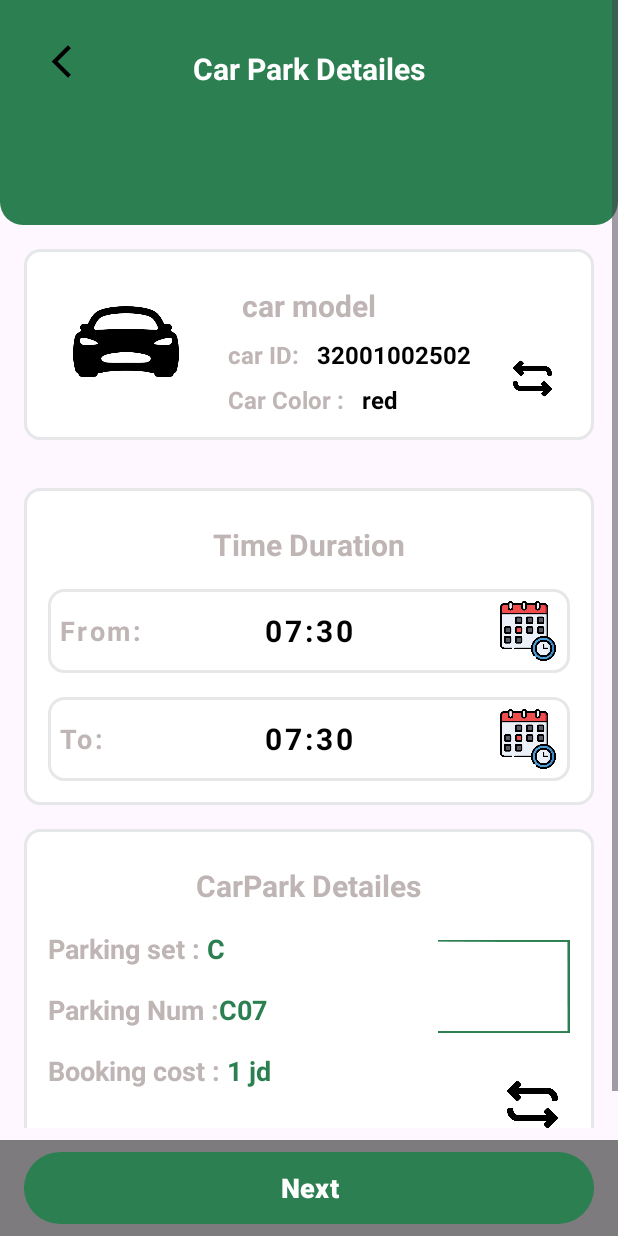
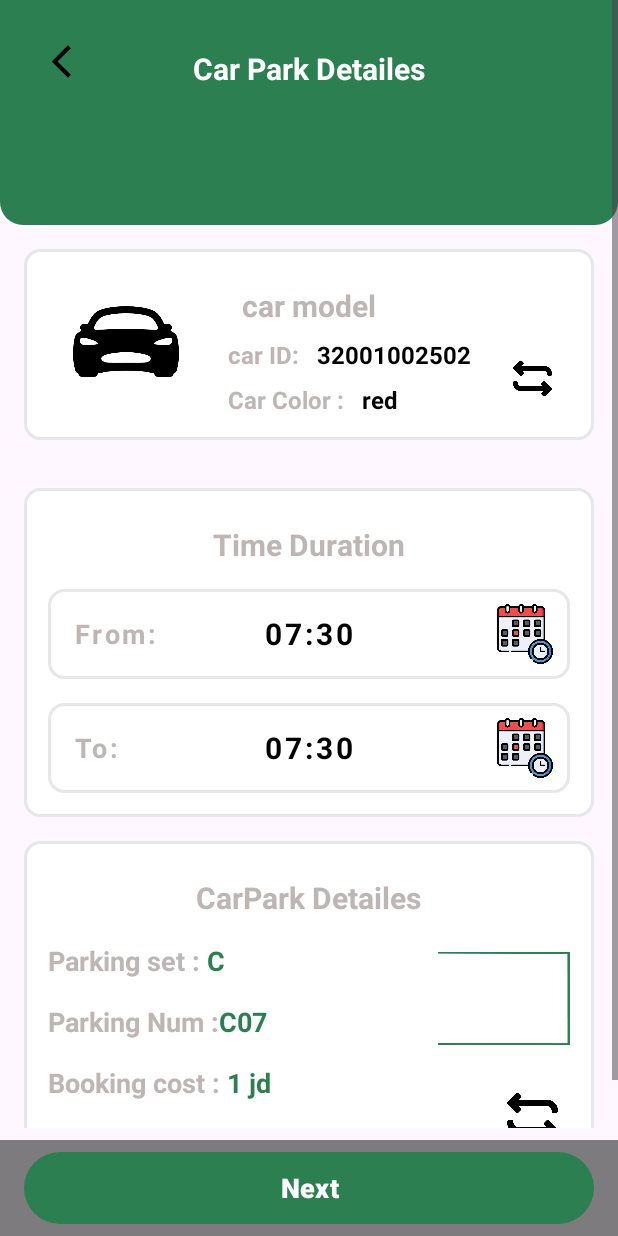
Before and after one commit to odai0962/ParkingApp, an Android app: the layout activity_car_park_detailes.xml on its own in the app's theme, with its tools: preview values and no code run, on a phone screen of 412 x 824 dp. Run offline under Robolectric (Android 15) with nearby library versions, the phone set to English and light mode, and no system bars.

Commit message:
changes Done

```diff
--- a/app/src/main/res/layout/activity_car_park_detailes.xml
+++ b/app/src/main/res/layout/activity_car_park_detailes.xml
@@ -183,8 +183,10 @@
                         android:layout_below="@+id/TimeDuration"
                         android:layout_marginTop="16dp"
                         android:background="@drawable/edit_text_border"
-
                         android:id="@+id/frameFrom"
+                        android:clickable="true"
+                        android:focusable="true"
+                        android:padding="2dp"
                         >
                         <RelativeLayout
                             android:padding="8dp"
@@ -194,6 +196,7 @@
                             android:id="@+id/fromTimePiker"
                             >
                             <TextView
+                                android:layout_marginLeft="8dp"
                                 android:layout_centerVertical="true"
                                 android:layout_width="wrap_content"
                                 android:layout_height="wrap_content"
@@ -216,7 +219,7 @@
                                 android:layout_centerHorizontal="true"
                                 android:textColor="@color/black"
                                 android:textAlignment="center"
-                                android:id="@+id/time"
+                                android:id="@+id/fromTime"
                                 android:letterSpacing="0.1"
                                 android:layout_centerVertical="true"
                                 ></TextView>
@@ -237,7 +240,9 @@
                         android:layout_below="@+id/frameFrom"
                         android:layout_marginTop="16dp"
                         android:background="@drawable/edit_text_border"
-
+                        android:clickable="true"
+                        android:padding="2dp"
+                        android:id="@+id/frameTo"
                         >
                         <RelativeLayout
                             android:padding="8dp"
@@ -247,6 +252,7 @@
                             android:id="@+id/ToTimePiker"
                             >
                             <TextView
+                                android:layout_marginLeft="8dp"
                                 android:layout_centerVertical="true"
                                 android:layout_width="wrap_content"
                                 android:layout_height="wrap_content"
@@ -269,7 +275,7 @@
                                 android:layout_centerHorizontal="true"
                                 android:textColor="@color/black"
                                 android:textAlignment="center"
-                                android:id="@+id/Totime"
+                                android:id="@+id/toTime"
                                 android:letterSpacing="0.1"
                                 android:layout_centerVertical="true"
                                 ></TextView>
```
Also changed, not shown: app/src/main/java/com/example/parkingapp/CarParkDetailes.java (+114 -9 lines).
